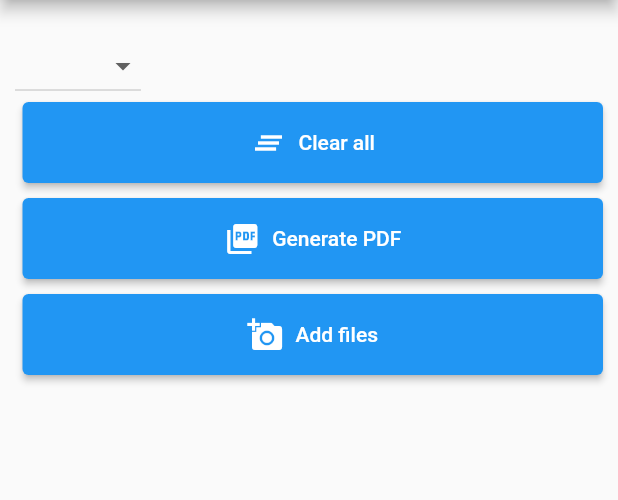
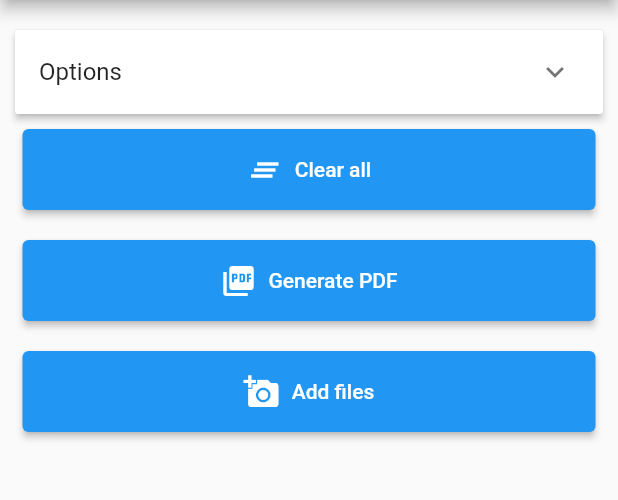
Before and after one commit to Suven-p/img2pdf, a Flutter app: the screen it shows after launch, after a tap on "Add files", on a phone screen of 412 x 824 dp, the part 84-584 px from its top. Run offline on Flutter 3.47's test engine with Material 2 defaults, Android fonts, the phone set to English and light mode, and no system bars; our stand-ins replace file_picker, pdf, permission_handler, reorderable_grid_view; missing offline and left inert: desktop_window, file_selector.

Commit message:
Make options expandable with dummy data

```diff
--- a/lib/main.dart
+++ b/lib/main.dart
@@ -58,6 +58,7 @@ class _MainScreenState extends State<MainScreen> {
             ImageView(
               images: images,
               reorderHandler: reorderHandler,
+              setImages: setImage,
             ),
             ActionBar(setImages: setImage, getImages: () => images),
           ]))),
--- /dev/null
+++ b/lib/utils/open_image.dart
@@ -0,0 +1,63 @@
+import 'package:flutter/widgets.dart';
+
+import 'dart:io' show Platform;
+
+import 'package:flutter/foundation.dart' show kIsWeb;
+import 'package:file_picker/file_picker.dart';
+import 'package:file_selector/file_selector.dart';
+
+const List<String> _allowedExtensions = ['jpg', 'JPG', 'JPEG', 'PNG'];
+
+Future<List<XFile>?> openImageFile(BuildContext context) async {
+  if (kIsWeb) {
+    return _openImageFileDesktop(context);
+  } else if (Platform.isAndroid || Platform.isIOS) {
+    return _openImageFileMobile(context);
+  } else if (Platform.isWindows || Platform.isLinux || Platform.isMacOS) {
+    return _openImageFileDesktop(context);
+  } else {
+    throw Exception("Unsupported platform ${Platform.operatingSystem}");
+  }
+}
+
+Future<List<XFile>?> _openImageFileMobile(BuildContext context) async {
+  assert(!kIsWeb, "This method cannot be used for the Web.");
+  List<XFile> files = [];
+  List<PlatformFile>? _paths = (await FilePicker.platform.pickFiles(
+    type: FileType.custom,
+    allowedExtensions: _allowedExtensions,
+    allowMultiple: true,
+  ))
+      ?.files;
+  if (_paths == null) {
+    return null;
+  }
+  _paths.forEach((element) {
+    if (element.path == null) {
+      print("Path is empty for ${element.name}");
+      return null;
+    }
+    files.add(XFile(element.path!));
+  });
+  return files;
+}
+
+Future<List<XFile>?> _openImageFileDesktop(BuildContext context) async {
+  final XTypeGroup customTypeGroup =
+      XTypeGroup(label: 'Image Files', extensions: _allowedExtensions);
+  final XTypeGroup allTypeGroup = XTypeGroup(
+    label: 'All',
+    extensions: [],
+    webWildCards: ['image/'],
+  );
+  final List<XFile> files = await openFiles(acceptedTypeGroups: <XTypeGroup>[
+    customTypeGroup,
+    allTypeGroup,
+  ]);
+  if (files.isEmpty) {
+    print("No files selected!");
+    // Operation was canceled by the user.
+    return null;
+  }
+  return files;
+}
--- a/lib/widgets/action_bar.dart
+++ b/lib/widgets/action_bar.dart
@@ -1,58 +1,85 @@
 import 'dart:io' show Platform, File;
-
 import 'package:flutter/foundation.dart' show kIsWeb;
-import 'package:file_picker/file_picker.dart';
 import 'package:file_selector/file_selector.dart';
 import 'package:flutter/material.dart';
 import 'package:pdf/pdf.dart';
 import 'package:pdf/widgets.dart' as pw;
 import 'package:permission_handler/permission_handler.dart';
 import 'package:path_provider/path_provider.dart';
+import '../utils/open_image.dart';
 
-class ActionBar extends StatelessWidget {
+class ActionBar extends StatefulWidget {
   const ActionBar({Key? key, required this.setImages, required this.getImages})
       : super(key: key);
   final Function(List<XFile>, {bool append}) setImages;
   final List<XFile> Function() getImages;
 
   @override
+  _ActionBarState createState() => _ActionBarState();
+}
+
+class _ActionBarState extends State<ActionBar> {
+  bool _isOptionsExpanded = false;
+
+  @override
   Widget build(BuildContext context) {
     return Container(
         margin: EdgeInsets.only(top: 10),
-//       constraints: BoxConstraints.expand(),
         child: SizedBox(
           width: MediaQuery.of(context).size.width,
           child: Column(children: [
             Row(
-              children: [_options()],
+              children: [_options(context)],
             ),
             MainActionBar(
               buttons: [
                 ActionButton(
                     icon: Icon(Icons.clear_all),
                     label: Text("Clear all"),
-                    onPressed: () => setImages([], append: false)),
+                    onPressed: () => widget.setImages([], append: false)),
                 ActionButton(
                     onPressed: () async {
-                      await _generatePdf(getImages());
+                      await _generatePdf(widget.getImages());
                     },
                     icon: Icon(Icons.picture_as_pdf),
                     label: Text("Generate PDF")),
-                AddImages(setImages),
+                ActionButton(
+                    onPressed: () async {
+                      List<XFile>? files = await openImageFile(context);
+                      if (files == null) return;
+                      widget.setImages(files);
+                    },
+                    icon: Icon(Icons.add_a_photo),
+                    label: Text("Add files")),
               ],
             )
           ]),
         ));
   }
 
-  Widget _options() {
-    return DropdownButton(
-        items: [DropdownMenuItem(value: "Option 1", child: Text("Option 1"))],
-        onChanged: (value) {
-          if (value == 'Option 1') {
-            print("Option 1 selected");
-          }
-        });
+  Widget _options(BuildContext context) {
+    return Expanded(
+        child: ExpansionPanelList(
+            expansionCallback: (int index, bool isExpanded) {
+              setState(() {
+                _isOptionsExpanded = !_isOptionsExpanded;
+              });
+            },
+            children: [
+          ExpansionPanel(
+            headerBuilder: (BuildContext context, bool isExpanded) {
+              return ListTile(
+                title: Text("Options"),
+              );
+            },
+            body: ListView(
+              shrinkWrap: true,
+              children: [Text("Apples"), Text("Balls"), Text("Cats")],
+            ),
+            canTapOnHeader: true,
+            isExpanded: _isOptionsExpanded,
+          )
+        ]));
   }
 
   Future<void> _generatePdf(List<XFile> images) async {
@@ -147,92 +174,16 @@ class MainActionBar extends StatelessWidget {
     final Size size = MediaQuery.of(context).size;
     final bool isScreenWide = size.width > 600;
     final Axis direction = isScreenWide ? Axis.horizontal : Axis.vertical;
-    final double maxWidth =
-        isScreenWide ? size.width / buttons.length : size.width;
     final double? width = isScreenWide ? null : size.width;
     return Flex(
       mainAxisAlignment: MainAxisAlignment.end,
       direction: direction,
       children: buttons.map((button) {
         return Container(
-            margin: EdgeInsets.only(left: 5, bottom: 10),
+            margin: EdgeInsets.symmetric(vertical: 10, horizontal: 5),
             width: width,
-            constraints: BoxConstraints(
-              maxWidth: maxWidth,
-            ),
             child: button);
       }).toList(),
     );
   }
 }
-
-class AddImages extends StatelessWidget {
-  final Function(List<XFile>) setImageCallback;
-  final List<String> _allowedExtensions = ['jpg', 'JPG', 'JPEG', 'PNG'];
-
-  AddImages(
-    this.setImageCallback,
-  );
-
-  @override
-  Widget build(BuildContext context) {
-    return ActionButton(
-        onPressed: () => _openImageFile()(context),
-        icon: Icon(Icons.add_a_photo),
-        label: Text("Add files"));
-  }
-
-  Function _openImageFile() {
-    if (kIsWeb) {
-      return _openImageFileDesktop;
-    } else if (Platform.isAndroid || Platform.isIOS) {
-      return _openImageFileMobile;
-    } else if (Platform.isWindows || Platform.isLinux || Platform.isMacOS) {
-      return _openImageFileDesktop;
-    } else {
-      throw Exception("Unsupported platform ${Platform.operatingSystem}");
-    }
-  }
-
-  void _openImageFileMobile(BuildContext context) async {
-    assert(!kIsWeb, "This method cannot be used for the Web.");
-    List<XFile> files = [];
-    List<PlatformFile>? _paths = (await FilePicker.platform.pickFiles(
-      type: FileType.custom,
-      allowedExtensions: _allowedExtensions,
-      allowMultiple: true,
-    ))
-        ?.files;
-    if (_paths == null) {
-      return;
-    }
-    _paths.forEach((element) {
-      if (element.path == null) {
-        print("Path is empty for ${element.name}");
-        return;
-      }
-      files.add(XFile(element.path!));
-    });
-    this.setImageCallback(files);
-  }
-
-  Future<void> _openImageFileDesktop(BuildContext context) async {
-    final XTypeGroup customTypeGroup =
-        XTypeGroup(label: 'Image Files', extensions: _allowedExtensions);
-    final XTypeGroup allTypeGroup = XTypeGroup(
-      label: 'All',
-      extensions: [],
-      webWildCards: ['image/'],
-    );
-    final List<XFile> files = await openFiles(acceptedTypeGroups: <XTypeGroup>[
-      customTypeGroup,
-      allTypeGroup,
-    ]);
-    if (files.isEmpty) {
-      print("No files selected!");
-      // Operation was canceled by the user.
-      return;
-    }
-    this.setImageCallback(files);
-  }
-}
```
